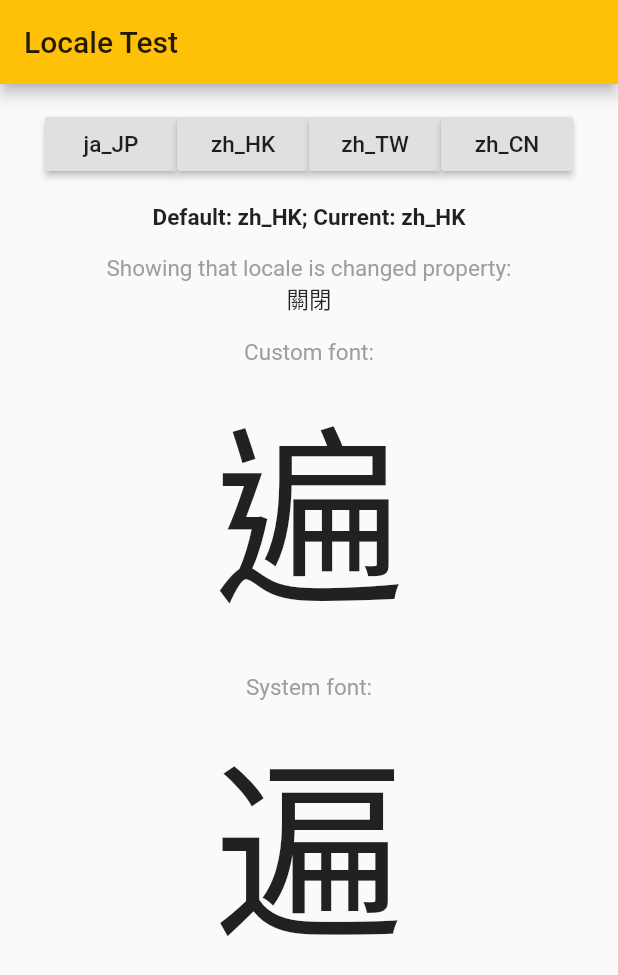
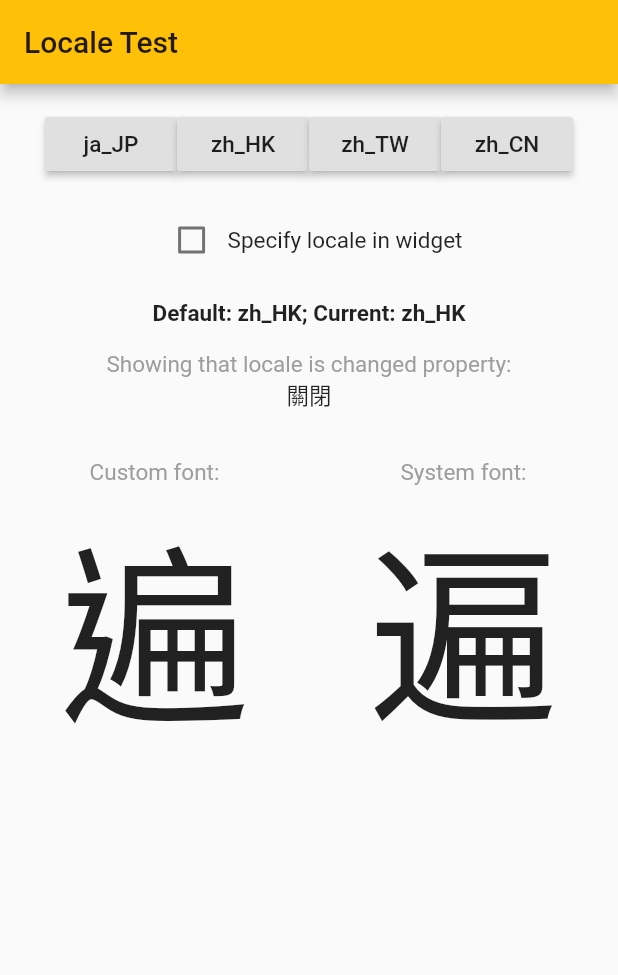
Before and after one commit to tamcy/flutter_cjktest, a Flutter app: the screen it shows after launch, on a phone screen of 412 x 824 dp. Shown: the top 975 px of the screen. Run offline on Flutter 3.47's test engine with Material 2 defaults, Android fonts, the phone set to English and light mode, and no system bars.

Commit message:
add option of specifying locale in widget

```diff
--- a/lib/main.dart
+++ b/lib/main.dart
@@ -67,6 +67,8 @@ class MyHomePage extends StatefulWidget {
 class _MyHomePageState extends State<MyHomePage> {
   static const demoWord = '遍';
 
+  bool specifyLocaleInWidget = false;
+
   LocaleController getLocaleController(BuildContext context) {
     final scaffoldState = context.ancestorStateOfType(new TypeMatcher<MyAppState>()) as MyAppState;
     return scaffoldState.localeController;
@@ -75,6 +77,15 @@ class _MyHomePageState extends State<MyHomePage> {
   @override
   Widget build(BuildContext context) {
     Locale currentLocale = getLocaleController(context).locale;
+
+    TextStyle textStyle = new TextStyle(
+      fontSize: 128.0,
+    );
+
+    if (specifyLocaleInWidget) {
+      textStyle = textStyle.copyWith(locale: currentLocale);
+    }
+
     return new Scaffold(
         appBar: new AppBar(
           title: new Text('${widget.title}'),
@@ -95,18 +106,58 @@ class _MyHomePageState extends State<MyHomePage> {
                 ],
               ),
               new Padding(padding: EdgeInsets.only(bottom: 16.0)),
-              new Text('Default: ${defaultLocale.toString()}; Current: ${currentLocale.toString()}', style:
-                new TextStyle(fontWeight: FontWeight.w600),),
+              new Row(
+                mainAxisAlignment: MainAxisAlignment.center,
+                children: <Widget>[
+                  new Checkbox(
+                      value: specifyLocaleInWidget,
+                      onChanged: (bool value) {
+                        setState(() {
+                          specifyLocaleInWidget = value;
+                        });
+                      }),
+                  new Text('Specify locale in widget'),
+                ],
+              ),
               new Padding(padding: EdgeInsets.only(bottom: 16.0)),
-              new Text('Showing that locale is changed property:', style: new TextStyle(color: Colors.grey),),
+              new Text(
+                'Default: ${defaultLocale.toString()}; Current: ${currentLocale.toString()}',
+                style: new TextStyle(fontWeight: FontWeight.w600),
+              ),
+              new Padding(padding: EdgeInsets.only(bottom: 16.0)),
+              new Text(
+                'Showing that locale is changed property:',
+                style: new TextStyle(color: Colors.grey),
+              ),
               new Text(MaterialLocalizations.of(context).closeButtonTooltip),
-              new Padding(padding: EdgeInsets.only(bottom: 16.0)),
+              new Padding(padding: EdgeInsets.only(bottom: 32.0)),
               //
-              new Text('Custom font:', style: new TextStyle(color: Colors.grey),),
-              new Text(demoWord, style: new TextStyle(fontSize: 128.0, fontFamily: 'LoclTest')),
-              new Padding(padding: EdgeInsets.only(bottom: 16.0)),
-              new Text('System font:', style: new TextStyle(color: Colors.grey),),
-              new Text(demoWord, style: new TextStyle(fontSize: 128.0)),
+              new Row(
+                children: <Widget>[
+                  new Expanded(
+                    child: new Column(
+                      children: <Widget>[
+                        new Text(
+                          'Custom font:',
+                          style: new TextStyle(color: Colors.grey),
+                        ),
+                        new Text(demoWord, style: textStyle.copyWith(fontFamily: 'LoclTest')),
+                      ],
+                    ),
+                  ),
+                  new Expanded(
+                    child: new Column(
+                      children: <Widget>[
+                        new Text(
+                          'System font:',
+                          style: new TextStyle(color: Colors.grey),
+                        ),
+                        new Text(demoWord, style: textStyle),
+                      ],
+                    ),
+                  )
+                ],
+              )
             ],
           ),
         ));
```
